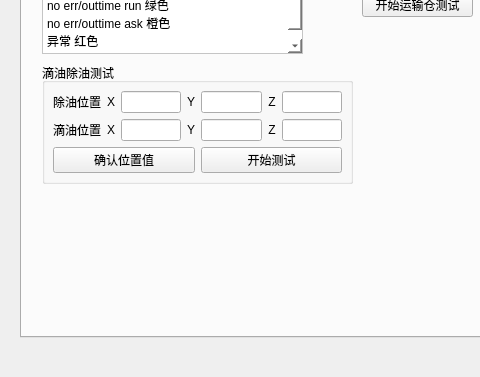
Old version of the form form/formctrl.ui in the repository KingChenFY/ZW_JiXieBiTool; both pictures show x 0 to 480 and y 263 to 640 of the 1000 by 640 pixel window.
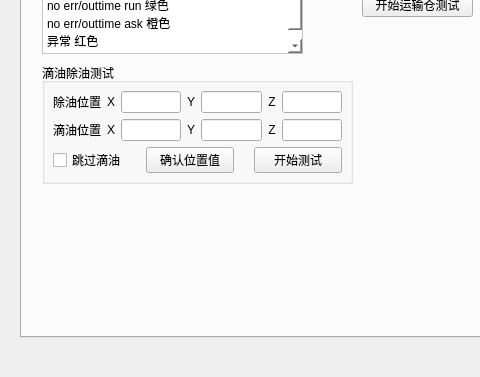
New version of the form. The open tabs and pages were chosen to show the change. Custom widgets are drawn as their Qt base class.

Commit message: 增加除油跳过功能，解决ini文件在saveconfig里闪退问题

Patch:
```diff
--- a/form/formctrl.ui
+++ b/form/formctrl.ui
@@ -2117,7 +2117,17 @@
        </spacer>
       </item>
       <item>
-       <layout class="QHBoxLayout" name="horizontalLayout_15">
+       <layout class="QHBoxLayout" name="horizontalLayout_15" stretch="1,4,4">
+        <property name="spacing">
+         <number>20</number>
+        </property>
+        <item>
+         <widget class="QCheckBox" name="cb_skipDripOil">
+          <property name="text">
+           <string>跳过滴油</string>
+          </property>
+         </widget>
+        </item>
         <item>
          <widget class="QPushButton" name="pbtn_cdoPSet">
           <property name="sizePolicy">
```
Left out of the diff: 2 changed lines with no effect on the pictures. The commit also changes 10 other files.
